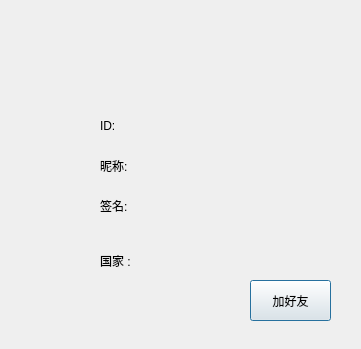
Qt form src/friends/frienddetails.ui (mimis-s/IM-Client) before a commit.
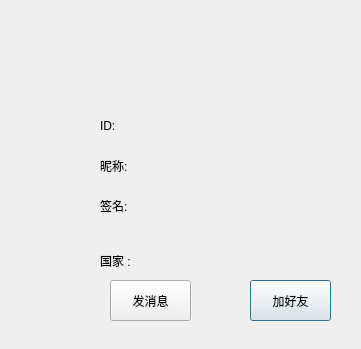
The same form after that commit.

Commit message: 优化好友详情界面

The edit to the form file:
```diff
--- a/src/friends/frienddetails.ui
+++ b/src/friends/frienddetails.ui
@@ -130,6 +130,19 @@
     <string>加好友</string>
    </property>
   </widget>
+  <widget class="QPushButton" name="btn_trun_send_message">
+   <property name="geometry">
+    <rect>
+     <x>110</x>
+     <y>280</y>
+     <width>81</width>
+     <height>41</height>
+    </rect>
+   </property>
+   <property name="text">
+    <string>发消息</string>
+   </property>
+  </widget>
  </widget>
  <resources/>
  <connections/>
```
The commit also changes 1 other file.
